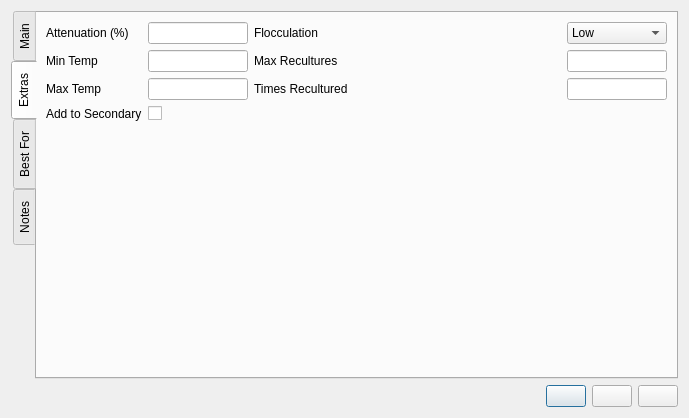
Old version of the form ui/yeastEditor.ui in the repository Brewken/brewken.
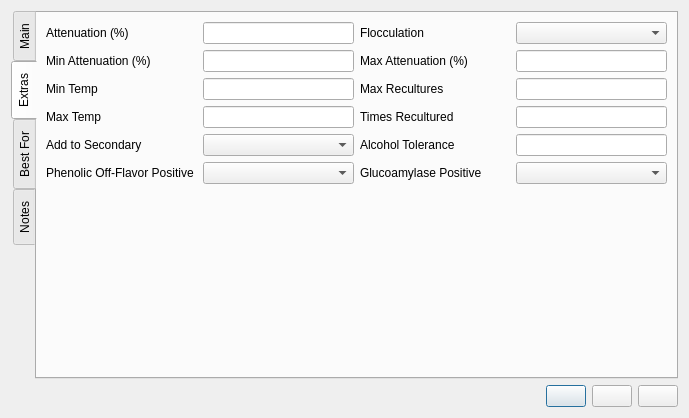
New version of the form. The open tabs and pages were chosen to show the change. Icons and pictures are not drawn. Custom widgets are drawn as their Qt base class.

Commit message: Progress on adding BeerJSON support to Yeast

```diff
--- a/ui/yeastEditor.ui
+++ b/ui/yeastEditor.ui
@@ -22,6 +22,9 @@
      <property name="tabPosition">
       <enum>QTabWidget::West</enum>
      </property>
+     <property name="tabShape">
+      <enum>QTabWidget::Rounded</enum>
+     </property>
      <property name="currentIndex">
       <number>0</number>
      </property>
@@ -292,50 +295,7 @@
        <string>Extras</string>
       </attribute>
       <layout class="QGridLayout" name="gridLayout_2">
-       <item row="8" column="3">
-        <widget class="QCheckBox" name="checkBox_addToSecondary">
-         <property name="sizePolicy">
-          <sizepolicy hsizetype="Preferred" vsizetype="Fixed">
-           <horstretch>0</horstretch>
-           <verstretch>0</verstretch>
-          </sizepolicy>
-         </property>
-         <property name="toolTip">
-          <string>Checked means add this yeast to secondary instead of primary</string>
-         </property>
-         <property name="text">
-          <string/>
-         </property>
-        </widget>
-       </item>
-       <item row="3" column="5">
-        <widget class="QComboBox" name="comboBox_flocculation">
-         <property name="toolTip">
-          <string>Flocculation</string>
-         </property>
-         <item>
-          <property name="text">
-           <string>Low</string>
-          </property>
-         </item>
-         <item>
-          <property name="text">
-           <string>Medium</string>
-          </property>
-         </item>
-         <item>
-          <property name="text">
-           <string>High</string>
-          </property>
-         </item>
-         <item>
-          <property name="text">
-           <string>Very High</string>
-          </property>
-         </item>
-        </widget>
-       </item>
-       <item row="3" column="0">
+       <item row="0" column="0">
         <widget class="QLabel" name="label_attenuation">
          <property name="text">
           <string>Attenuation (%)</string>
@@ -345,58 +305,74 @@
          </property>
         </widget>
        </item>
-       <item row="3" column="4">
-        <widget class="QLabel" name="label_flocculation">
-         <property name="sizePolicy">
-          <sizepolicy hsizetype="Expanding" vsizetype="Preferred">
-           <horstretch>0</horstretch>
-           <verstretch>0</verstretch>
-          </sizepolicy>
-         </property>
-         <property name="text">
-          <string>Flocculation</string>
-         </property>
-        </widget>
-       </item>
-       <item row="5" column="3">
-        <widget class="SmartLineEdit" name="lineEdit_minTemperature">
-         <property name="sizePolicy">
-          <sizepolicy hsizetype="Maximum" vsizetype="Fixed">
-           <horstretch>0</horstretch>
-           <verstretch>0</verstretch>
-          </sizepolicy>
-         </property>
-         <property name="maximumSize">
-          <size>
-           <width>100</width>
-           <height>16777215</height>
-          </size>
-         </property>
-         <property name="toolTip">
-          <string>Min temp</string>
-         </property>
-        </widget>
-       </item>
-       <item row="3" column="3">
+       <item row="0" column="1">
         <widget class="SmartLineEdit" name="lineEdit_attenuation">
          <property name="sizePolicy">
-          <sizepolicy hsizetype="Maximum" vsizetype="Fixed">
+          <sizepolicy hsizetype="Expanding" vsizetype="Fixed">
            <horstretch>0</horstretch>
            <verstretch>0</verstretch>
           </sizepolicy>
          </property>
-         <property name="maximumSize">
-          <size>
-           <width>100</width>
-           <height>16777215</height>
-          </size>
-         </property>
          <property name="toolTip">
           <string>Apparent attenuation as percentage of OG points</string>
          </property>
         </widget>
        </item>
-       <item row="5" column="0">
+       <item row="0" column="2">
+        <widget class="QLabel" name="label_flocculation">
+         <property name="sizePolicy">
+          <sizepolicy hsizetype="Expanding" vsizetype="Preferred">
+           <horstretch>0</horstretch>
+           <verstretch>0</verstretch>
+          </sizepolicy>
+         </property>
+         <property name="text">
+          <string>Flocculation</string>
+         </property>
+        </widget>
+       </item>
+       <item row="0" column="3">
+        <widget class="BtComboBox" name="comboBox_yeastFlocculation">
+         <property name="toolTip">
+          <string>Flocculation</string>
+         </property>
+        </widget>
+       </item>
+       <item row="1" column="0">
+        <widget class="QLabel" name="label_attenuationMin">
+         <property name="text">
+          <string>Min Attenuation (%)</string>
+         </property>
+         <property name="buddy">
+          <cstring>lineEdit_attenuationMin</cstring>
+         </property>
+        </widget>
+       </item>
+       <item row="1" column="1">
+        <widget class="SmartLineEdit" name="lineEdit_attenuationMin">
+         <property name="toolTip">
+          <string>Minimum apparent attenuation as percentage of OG points</string>
+         </property>
+        </widget>
+       </item>
+       <item row="1" column="2">
+        <widget class="QLabel" name="label_attenuationMax">
+         <property name="text">
+          <string>Max Attenuation (%)</string>
+         </property>
+         <property name="buddy">
+          <cstring>lineEdit_attenuationMax</cstring>
+         </property>
+        </widget>
+       </item>
+       <item row="1" column="3">
+        <widget class="SmartLineEdit" name="lineEdit_attenuationMax">
+         <property name="toolTip">
+          <string>Maximum apparent attenuation as percentage of OG points</string>
+         </property>
+        </widget>
+       </item>
+       <item row="2" column="0">
         <widget class="SmartLabel" name="label_minTemperature">
          <property name="contextMenuPolicy">
           <enum>Qt::CustomContextMenu</enum>
@@ -409,23 +385,33 @@
          </property>
         </widget>
        </item>
-       <item row="8" column="0" colspan="3">
-        <widget class="QLabel" name="label_addToSecondary">
+       <item row="2" column="1">
+        <widget class="SmartLineEdit" name="lineEdit_minTemperature">
          <property name="sizePolicy">
-          <sizepolicy hsizetype="Expanding" vsizetype="Preferred">
+          <sizepolicy hsizetype="Expanding" vsizetype="Fixed">
            <horstretch>0</horstretch>
            <verstretch>0</verstretch>
           </sizepolicy>
          </property>
+         <property name="toolTip">
+          <string>Min temp</string>
+         </property>
+        </widget>
+       </item>
+       <item row="2" column="2">
+        <widget class="QLabel" name="label_maxReuse">
          <property name="text">
-          <string>Add to Secondary</string>
+          <string>Max Recultures</string>
          </property>
         </widget>
        </item>
-       <item row="9" column="3">
-        <spacer name="verticalSpacer_2">
-         <property name="orientation">
-          <enum>Qt::Vertical</enum>
+       <item row="2" column="3">
+        <widget class="SmartLineEdit" name="lineEdit_maxReuse">
+         <property name="sizePolicy">
+          <sizepolicy hsizetype="Expanding" vsizetype="Fixed">
+           <horstretch>0</horstretch>
+           <verstretch>0</verstretch>
+          </sizepolicy>
          </property>
          <property name="sizeHint" stdset="0">
           <size>
@@ -433,9 +419,9 @@
            <height>40</height>
           </size>
          </property>
-        </spacer>
+        </widget>
        </item>
-       <item row="6" column="0">
+       <item row="3" column="0">
         <widget class="SmartLabel" name="label_maxTemperature">
          <property name="contextMenuPolicy">
           <enum>Qt::CustomContextMenu</enum>
@@ -448,26 +434,20 @@
          </property>
         </widget>
        </item>
-       <item row="6" column="3">
+       <item row="3" column="1">
         <widget class="SmartLineEdit" name="lineEdit_maxTemperature">
          <property name="sizePolicy">
-          <sizepolicy hsizetype="Maximum" vsizetype="Fixed">
+          <sizepolicy hsizetype="Expanding" vsizetype="Fixed">
            <horstretch>0</horstretch>
            <verstretch>0</verstretch>
           </sizepolicy>
          </property>
-         <property name="maximumSize">
-          <size>
-           <width>100</width>
-           <height>16777215</height>
-          </size>
-         </property>
          <property name="toolTip">
           <string>Max temp</string>
          </property>
         </widget>
        </item>
-       <item row="6" column="4">
+       <item row="3" column="2">
         <widget class="QLabel" name="label_timesCultured">
          <property name="text">
           <string>Times Recultured</string>
@@ -477,53 +457,104 @@
          </property>
         </widget>
        </item>
-       <item row="6" column="5">
+       <item row="3" column="3">
         <widget class="SmartLineEdit" name="lineEdit_timesCultured">
          <property name="sizePolicy">
-          <sizepolicy hsizetype="Maximum" vsizetype="Fixed">
+          <sizepolicy hsizetype="Expanding" vsizetype="Fixed">
            <horstretch>0</horstretch>
            <verstretch>0</verstretch>
           </sizepolicy>
          </property>
-         <property name="maximumSize">
-          <size>
-           <width>100</width>
-           <height>16777215</height>
-          </size>
-         </property>
          <property name="toolTip">
           <string>Times this yeast has been recultured</string>
          </property>
         </widget>
        </item>
-       <item row="5" column="4">
-        <widget class="QLabel" name="label_maxReuse">
+       <item row="4" column="0">
+        <widget class="QLabel" name="label_addToSecondary">
+         <property name="sizePolicy">
+          <sizepolicy hsizetype="Expanding" vsizetype="Preferred">
+           <horstretch>0</horstretch>
+           <verstretch>0</verstretch>
+          </sizepolicy>
+         </property>
          <property name="text">
-          <string>Max Recultures</string>
+          <string>Add to Secondary</string>
+         </property>
+        </widget>
+       </item>
+       <item row="4" column="1">
+        <widget class="BtBoolComboBox" name="boolCombo_addToSecondary">
+         <property name="sizePolicy">
+          <sizepolicy hsizetype="Expanding" vsizetype="Fixed">
+           <horstretch>0</horstretch>
+           <verstretch>0</verstretch>
+          </sizepolicy>
+         </property>
+         <property name="toolTip">
+          <string>Whether to add this yeast to secondary instead of primary</string>
+         </property>
+        </widget>
+       </item>
+       <item row="4" column="2">
+        <widget class="QLabel" name="label_alcoholTolerance">
+         <property name="text">
+          <string>Alcohol Tolerance</string>
          </property>
          <property name="buddy">
           <cstring>lineEdit_maxReuse</cstring>
          </property>
         </widget>
        </item>
-       <item row="5" column="5">
-        <widget class="SmartLineEdit" name="lineEdit_maxReuse">
-         <property name="sizePolicy">
-          <sizepolicy hsizetype="Maximum" vsizetype="Fixed">
-           <horstretch>0</horstretch>
-           <verstretch>0</verstretch>
-          </sizepolicy>
+       <item row="4" column="3">
+        <widget class="SmartLineEdit" name="lineEdit_alcoholTolerance">
+         <property name="toolTip">
+          <string>Recommended limit of ABV by the culture producer before attenuation stops</string>
          </property>
-         <property name="maximumSize">
+        </widget>
+       </item>
+
+       <item row="5" column="0">
+        <widget class="QLabel" name="label_phenolicOffFlavorPositive">
+         <property name="text">
+          <string>Phenolic Off-Flavor Positive</string>
+         </property>
+        </widget>
+       </item>
+       <item row="5" column="1">
+        <widget class="BtBoolComboBox" name="boolCombo_phenolicOffFlavorPositive">
+         <property name="toolTip">
+          <string>Whether culture is capable of producing phenols, which is a common distinctive property of saison, and brett yeasts</string>
+         </property>
+        </widget>
+       </item>
+       <item row="5" column="2">
+        <widget class="QLabel" name="label_glucoamylasePositive">
+         <property name="text">
+          <string>Glucoamylase Positive</string>
+         </property>
+        </widget>
+       </item>
+       <item row="5" column="3">
+        <widget class="BtBoolComboBox" name="boolCombo_glucoamylasePositive">
+         <property name="toolTip">
+          <string>A glucoamylase positive culture is capable of producing glucoamylase, the enzyme produced through expression of the diastatic gene, which allows yeast to attenuate dextrins and starches leading to a very low FG. This is positive in some saison/brett yeasts as well as the new gulo hybrid by Omega yeast labs.</string>
+         </property>
+        </widget>
+       </item>
+
+       <item row="9" column="1">
+        <spacer name="verticalSpacer_2">
+         <property name="orientation">
+          <enum>Qt::Vertical</enum>
+         </property>
+         <property name="sizeHint" stdset="0">
           <size>
-           <width>100</width>
-           <height>16777215</height>
+           <width>20</width>
+           <height>40</height>
           </size>
          </property>
-         <property name="toolTip">
-          <string>Max recultures</string>
-         </property>
-        </widget>
+        </spacer>
        </item>
       </layout>
      </widget>
@@ -611,6 +642,16 @@
   </layout>
  </widget>
  <customwidgets>
+  <customwidget>
+   <class>BtComboBox</class>
+   <extends>QComboBox</extends>
+   <header>widgets/BtComboBox.h</header>
+  </customwidget>
+  <customwidget>
+   <class>BtBoolComboBox</class>
+   <extends>QComboBox</extends>
+   <header>widgets/BtBoolComboBox.h</header>
+  </customwidget>
   <customwidget>
    <class>SmartLabel</class>
    <extends>QLabel</extends>
```
Left out of the diff: 330 changed lines with no effect on the pictures. The commit also changes 37 other files.
